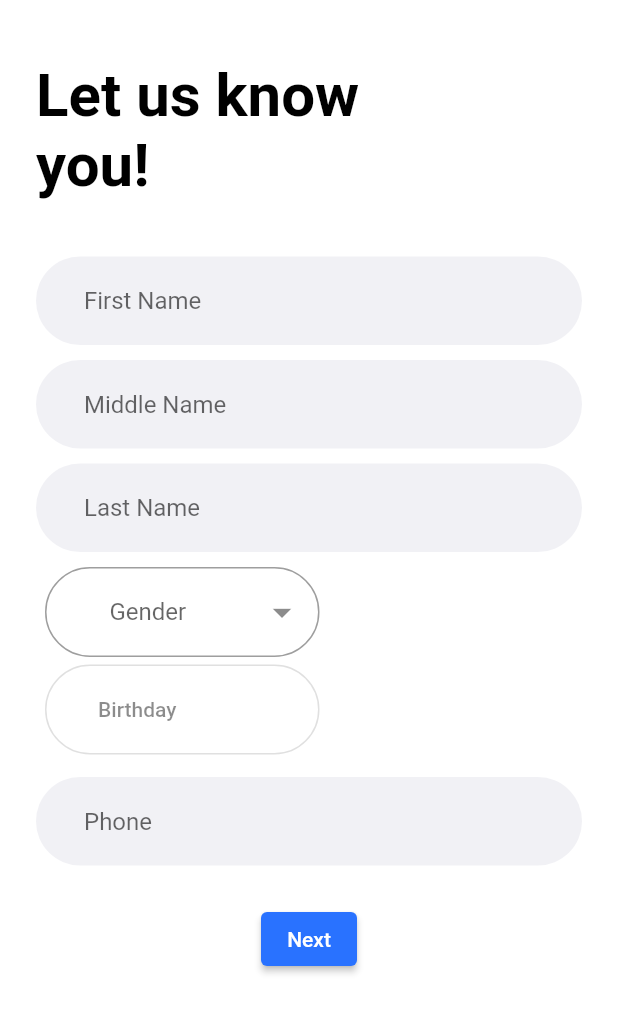
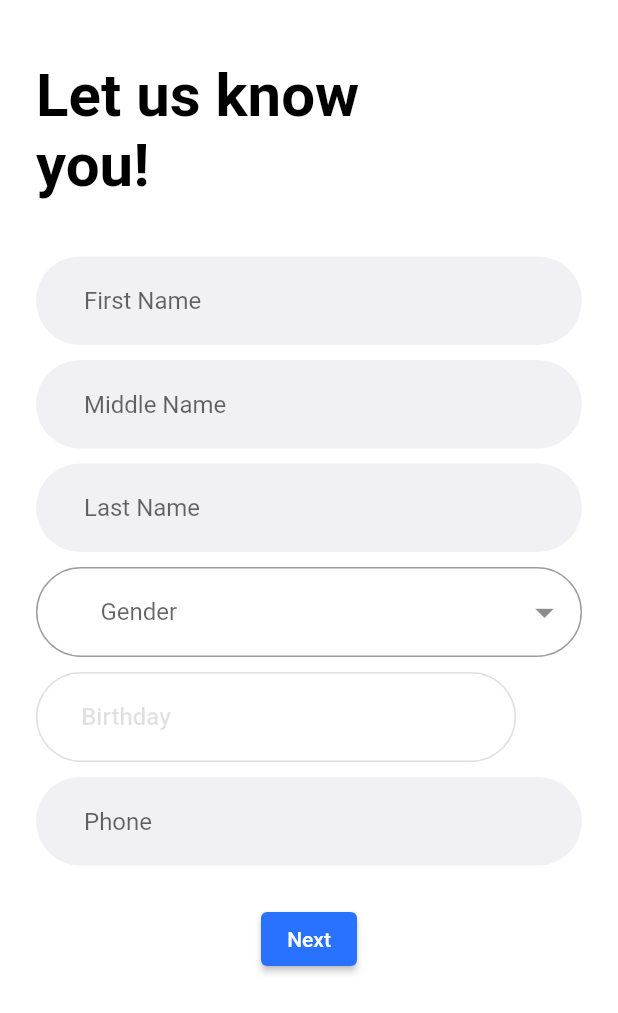
Before and after one commit to skzysty/emedicare, a Flutter app: the RegisterPage2 screen opened directly, on a phone screen of 412 x 824 dp. Shown: the top 1013 px of the screen. Run offline on Flutter 3.47's test engine with Material 2 defaults, Android fonts, the phone set to English and light mode, and no system bars; our stand-ins replace dropdown_button2.

Commit message:
update again

```diff
--- a/lib/registrationp2.dart
+++ b/lib/registrationp2.dart
@@ -119,21 +119,25 @@ class _RegisterPageState2 extends State<RegisterPage2> {
                     Container(
                       alignment: Alignment.topLeft,
                       child: Padding(
-                        padding: EdgeInsets.fromLTRB(6, 0, 175, 5),
+                        padding: EdgeInsets.fromLTRB(0, 0, 0, 5),
                         child: GDropdown(),
                       ),
                     ),
+                    SizedBox(
+                      height: 5,
+                    ),
+
                     //DatePicker
                     Container(
                       alignment: Alignment.topLeft,
                       child: Padding(
-                        padding: EdgeInsets.fromLTRB(6, 0, 175, 5),
+                        padding: EdgeInsets.fromLTRB(0, 0, 0, 5),
                         child: DatePicker(),
                       ),
                     ),
 
                     SizedBox(
-                      height: 10,
+                      height: 5,
                     ),
 
                     Container(
--- a/lib/widgets/DatePicker.dart
+++ b/lib/widgets/DatePicker.dart
@@ -20,7 +20,7 @@ class _DatePickerState extends State<DatePicker> {
   @override
   Widget build(BuildContext context) {
     return Container(
-      width: 200,
+      width: 320,
       height: 60,
       child: OutlinedButton(
         style: ButtonStyle(
@@ -30,10 +30,10 @@ class _DatePickerState extends State<DatePicker> {
         ),
         onPressed: _showDatePicker,
         child: Padding(
-          padding: const EdgeInsets.only(right: 60.0),
+          padding: const EdgeInsets.only(right: 200.0),
           child: Text(
             'Birthday',
-            style: TextStyle(color: Colors.black45),
+            style: TextStyle(fontSize: 16, color: Colors.black12),
           ),
         ),
       ),
```
